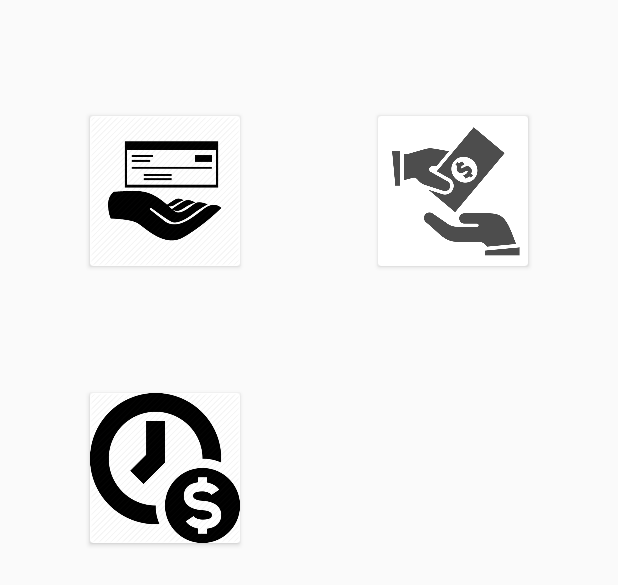
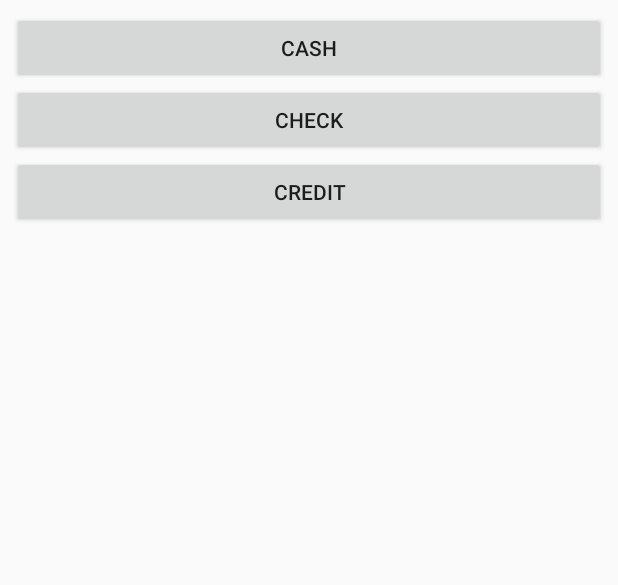
Before and after one commit to aneudyHub/pos_openbravo, an Android app: the layout payment_options.xml on its own in the app's theme, with its tools: preview values and no code run, on a phone screen of 412 x 824 dp. Shown: the top 585 px of the screen. Run offline under Robolectric (Android 15) with nearby library versions, the phone set to English and light mode, and no system bars.

Commit message:
compay info dynamic

```diff
--- a/app/src/main/AndroidManifest.xml
+++ b/app/src/main/AndroidManifest.xml
@@ -9,7 +9,7 @@
 
     <application
         android:allowBackup="true"
-        android:icon="@mipmap/ic_launcher"
+        android:icon="@drawable/logo"
         android:label="@string/app_name"
         android:largeHeap="true"
         android:supportsRtl="true"
--- a/app/src/main/res/layout/activity_splash.xml
+++ b/app/src/main/res/layout/activity_splash.xml
@@ -31,5 +31,5 @@
         app:layout_constraintLeft_toLeftOf="parent"
         app:layout_constraintRight_toRightOf="parent"
         app:layout_constraintTop_toTopOf="parent"
-        app:srcCompat="@drawable/openbravo" />
+        android:src="@drawable/logo" />
 </android.support.constraint.ConstraintLayout>
--- a/app/src/main/res/layout/payment_options.xml
+++ b/app/src/main/res/layout/payment_options.xml
@@ -6,57 +6,36 @@
     android:layout_width="match_parent"
     android:layout_height="match_parent">
 
-    <android.support.v7.widget.CardView
-        android:layout_width="100dp"
-        android:layout_height="100dp"
+    <LinearLayout
+        android:layout_width="0dp"
+        android:layout_height="300dp"
         android:layout_marginBottom="8dp"
-        android:layout_marginLeft="60dp"
+        android:layout_marginEnd="8dp"
+        android:layout_marginStart="8dp"
         android:layout_marginTop="8dp"
+        android:orientation="vertical"
         app:layout_constraintBottom_toBottomOf="parent"
-        app:layout_constraintLeft_toLeftOf="parent"
+        app:layout_constraintEnd_toEndOf="parent"
+        app:layout_constraintStart_toStartOf="parent"
         app:layout_constraintTop_toTopOf="parent"
-        app:layout_constraintVertical_bias="0.098"
-        android:id="@+id/Payments_Check">
+        app:layout_constraintVertical_bias="0.0">
 
-        <ImageView
-            android:layout_width="wrap_content"
+        <Button
+            android:id="@+id/Payments_Cash"
+            android:layout_width="match_parent"
             android:layout_height="wrap_content"
-            app:srcCompat="@drawable/payroll" />
-    </android.support.v7.widget.CardView>
+            android:text="Cash" />
 
-    <android.support.v7.widget.CardView
-        android:id="@+id/Payments_Cash"
-        android:layout_width="100dp"
-        android:layout_height="100dp"
-        android:layout_marginBottom="8dp"
-        android:layout_marginRight="60dp"
-        android:layout_marginTop="8dp"
-        app:layout_constraintBottom_toBottomOf="parent"
-        app:layout_constraintRight_toRightOf="parent"
-        app:layout_constraintTop_toTopOf="parent"
-        app:layout_constraintVertical_bias="0.098">
+        <Button
+            android:id="@+id/Payments_Check"
+            android:layout_width="match_parent"
+            android:layout_height="wrap_content"
+            android:text="Check" />
 
-        <ImageView
-            android:layout_width="wrap_content"
+        <Button
+            android:id="@+id/Payments_Credit"
+            android:layout_width="match_parent"
             android:layout_height="wrap_content"
-            app:srcCompat="@drawable/cash" />
-    </android.support.v7.widget.CardView>
-
-    <android.support.v7.widget.CardView
-        android:id="@+id/Payments_Credit"
-        android:layout_width="100dp"
-        android:layout_height="100dp"
-        android:layout_marginBottom="8dp"
-        android:layout_marginLeft="60dp"
-        android:layout_marginTop="8dp"
-        app:layout_constraintBottom_toBottomOf="parent"
-        app:layout_constraintLeft_toLeftOf="parent"
-        app:layout_constraintTop_toBottomOf="@+id/Payments_Check"
-        app:layout_constraintVertical_bias="0.145">
-
-        <ImageView
-            android:layout_width="wrap_content"
-            android:layout_height="wrap_content"
-            app:srcCompat="@drawable/credit" />
-    </android.support.v7.widget.CardView>
+            android:text="Credit" />
+    </LinearLayout>
 </android.support.constraint.ConstraintLayout>
--- a/app/src/main/res/layout/splash.xml
+++ b/app/src/main/res/layout/splash.xml
@@ -5,7 +5,7 @@
     android:layout_height="match_parent">
 
     <ImageView
-        android:layout_width="wrap_content"
-        android:layout_height="wrap_content"
-        app:srcCompat="@drawable/openbravo" />
+        android:layout_width="match_parent"
+        android:layout_height="match_parent"
+        android:src="@drawable/logo" />
 </RelativeLayout>
--- a/app/src/main/res/values/strings.xml
+++ b/app/src/main/res/values/strings.xml
@@ -1,5 +1,5 @@
 <resources>
-    <string name="app_name">POS OpenBravo</string>
+    <string name="app_name">Rainbow POS</string>
     <string name="title_activity_begin__login">Begin_Login</string>
     <string name="title_activity_prueba">prueba</string>
 
```
Also changed, not shown: app/src/main/java/com/example/aneudy/myapplication/Models/Receipt.java (+68 -0 lines), app/src/main/java/com/example/aneudy/myapplication/Printer/Zebraprint.java (+26 -26 lines), app/src/main/java/com/example/aneudy/myapplication/ui/MainActivity.java (+44 -11 lines), app/src/main/java/com/example/aneudy/myapplication/ui/Pay_Credits.java (+44 -9 lines), app/src/main/res/drawable/logo.png (added).
